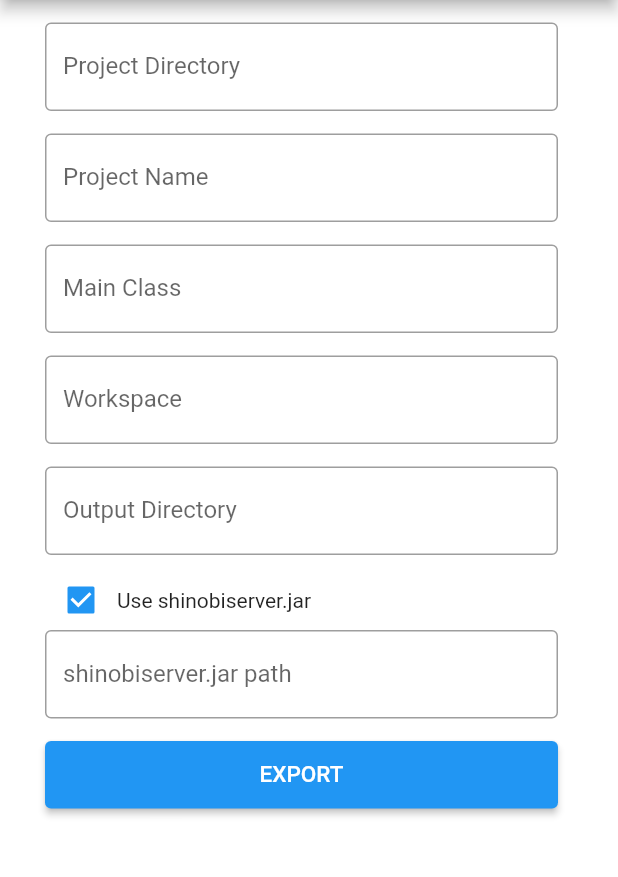
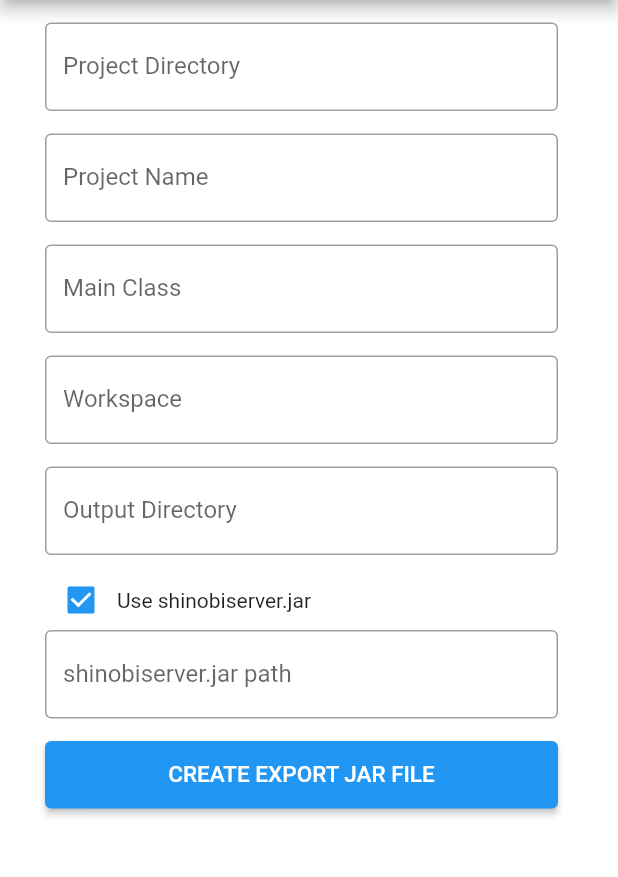
Before and after one commit to quangkhoi1228/shinobi_tool, a Flutter app: the screen it shows after launch, after a tap on "Use shinobiserver.jar", on a phone screen of 412 x 824 dp, the part 84-961 px from its top. Run offline on Flutter 3.47's test engine with Material 2 defaults, Android fonts, the phone set to English and light mode, and no system bars; our stand-ins replace file_picker, flutter_spinkit, get, html_unescape, package_info_plus; missing offline and left inert: path_provider_macos, process_run.

Commit message:
complete export jar page

```diff
--- a/lib/modules/ExportJar/ExportJar.dart
+++ b/lib/modules/ExportJar/ExportJar.dart
@@ -76,7 +76,7 @@ class ExportJarPage extends StatelessWidget {
   Widget buildBodyWidget() {
     return SingleChildScrollView(
       child: Container(
-          padding: EdgeInsets.only(right: Css.paddingLarge, left: Css.padding),
+          margin: EdgeInsets.only(right: Css.paddingLarge, left: Css.padding),
           child: Column(children: [
             control(
               child: SnbFileInput(
@@ -176,11 +176,22 @@ class ExportJarPage extends StatelessWidget {
               ),
             )),
             control(
-                child: SnbButton(
-                    text: "Export",
-                    // isDisabled:
-                    //     selectedItems.length == 0 || controller.hasProcessingItem(),
-                    onPressed: () {}))
+                child: GetX<ExportJarController>(
+              builder: (_) => SnbButton(
+                  text: "Create export jar file",
+                  isDisabled: controller.isProcessing.isTrue,
+                  onPressed: () {
+                    controller.procesing(
+                        projectDirectory: projectDirectoryController.text,
+                        projectName: projectNameController.text,
+                        mainClass: mainClassController.text,
+                        workspace: workspaceController.text,
+                        outputDirectory: outputController.text,
+                        isUseShinobiServer:
+                            controller.isUseShinobiServer.isTrue,
+                        shinobiServerDirectory: shinobiServerController.text);
+                  }),
+            ))
           ])),
     );
   }
--- a/lib/modules/SetupSource/controllers/SetupSourceController.dart
+++ b/lib/modules/SetupSource/controllers/SetupSourceController.dart
@@ -31,7 +31,7 @@ class SetupSourceController extends GetxController {
   }
 
   void buildProjectList() async {
-    FileUtil.readFileFromAsset('assets/project-list.json')
+    FileUtil.readFileFromAsset('assets/setup-source/project-list.json')
         .then((String fileContent) {
       SnbJson content = SnbJson(fileContent);
       List<SnbJson> list = [];
--- a/lib/templates/RootTemplate.dart
+++ b/lib/templates/RootTemplate.dart
@@ -41,6 +41,6 @@ class _RootTemplateState extends State<RootTemplate> {
         ),
         drawer: Menu(),
         body: Container(
-            padding: EdgeInsets.all(Css.padding), child: widget.child));
+            margin: EdgeInsets.all(Css.padding), child: widget.child));
   }
 }
--- a/lib/utils/FileUtil.dart
+++ b/lib/utils/FileUtil.dart
@@ -3,6 +3,10 @@ import 'dart:io';
 import 'package:flutter/services.dart' show rootBundle;
 
 class FileUtil {
+  static Future<File> cretateFile(String path) async {
+    return File(path);
+  }
+
   static Future<String> readFileFromAsset(String path) async {
     print(path);
     return rootBundle.loadString(path).then((value) {
@@ -13,6 +17,13 @@ class FileUtil {
         return value;
       }
     });
+  }
+
+  static Future<File> writeFileFromAsset(String path, String content) async {
+    final file = await cretateFile(path);
+
+    // Write the file
+    return file.writeAsString(content);
   }
 
   static Future<void> createFolder(String folderPath,
@@ -32,4 +43,9 @@ class FileUtil {
       }
     }
   }
+
+  static Future<void> copyFile(String sourcesPath, String targetPath) async {
+    File file = File(sourcesPath);
+    await file.copy(targetPath);
+  }
 }
--- a/lib/utils/SnbNotification.dart
+++ b/lib/utils/SnbNotification.dart
@@ -13,7 +13,10 @@ class SnbNotification {
   static NotificationConfig errorConfig = NotificationConfig(
       backgroundColor: Get.theme.errorColor, colorText: Colors.white);
   static NotificationConfig infoConfig = NotificationConfig(
-      backgroundColor: Get.theme.hintColor, colorText: Colors.black);
+      backgroundColor: Get.theme.splashColor, colorText: Colors.black);
+
+  static NotificationConfig successConfig =
+      NotificationConfig(backgroundColor: Css.isGreen, colorText: Css.isWhite);
   static void show(String title, String message,
       {required NotificationConfig config}) {
     Get.snackbar(title, message,
@@ -30,4 +33,8 @@ class SnbNotification {
   static void info(String message) {
     show("Info", message, config: infoConfig);
   }
+
+  static void success(String message) {
+    show("Info", message, config: successConfig);
+  }
 }
--- /dev/null
+++ b/lib/utils/SnbTerminal.dart
@@ -0,0 +1,19 @@
+import 'dart:io';
+
+import 'package:process_run/shell.dart';
+
+class SnbTerminal {
+  static Shell shell = Shell();
+
+  static void runCmd(String script,
+      {Function(List<ProcessResult> results)? onSuccess,
+      Function(dynamic result)? onError,
+      Function(Process process)? onProcess}) {
+    shell.run(script).then((List<ProcessResult> results) {
+      onSuccess!(results);
+    }).catchError((dynamic result) {
+      print(result);
+      onError!(result);
+    });
+  }
+}
```
Also changed, not shown: lib/modules/ExportJar/controllers/ExportJarController.dart (+77 -1 lines), assets/setup-source/project-list.json (renamed from assets/project-list.json), 4 other files.
